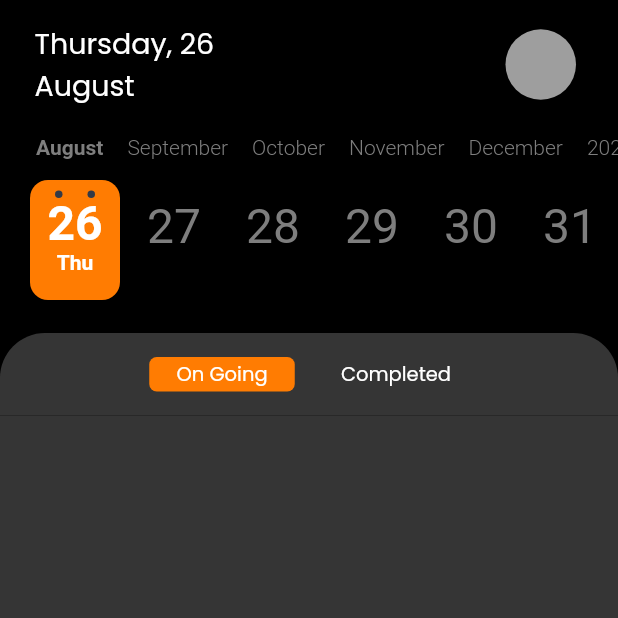
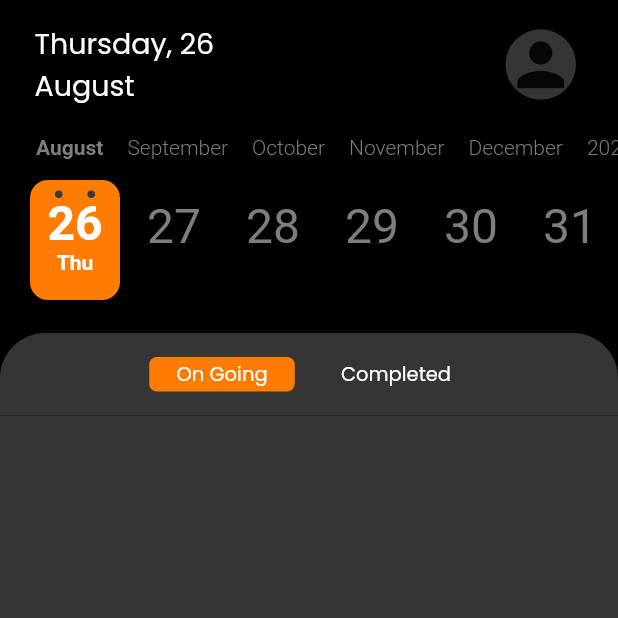
Before and after one commit to ariobramantyo/terature, a Flutter app: the Dashboard screen opened directly, on a phone screen of 412 x 824 dp, the top half of it. Run offline on Flutter 3.47's test engine with Material 2 defaults, Android fonts, the phone set to English and light mode, and no system bars; drawn by our look-alikes of calendar_timeline; our stand-ins replace cloud_firestore, firebase_auth, firebase_core, flutter_datetime_picker, flutter_svg, get and 1 more; missing offline and left inert: custom_check_box, flutter_facebook_auth; accounts and stored records are empty.

```diff
--- /dev/null
+++ b/lib/controllers/logged_user_controller.dart
@@ -0,0 +1,14 @@
+import 'package:firebase_auth/firebase_auth.dart';
+import 'package:get/get.dart';
+import 'package:terature/model/user.dart';
+import 'package:terature/services/firestore_service.dart';
+
+class UserController extends GetxController {
+  var loggedUser = UserData().obs;
+
+  @override
+  void onInit() async {
+    FirestoreService.getUserDataFromFirebase(FirebaseAuth.instance.currentUser);
+    super.onInit();
+  }
+}
--- a/lib/model/user.dart
+++ b/lib/model/user.dart
@@ -1,14 +1,10 @@
 class UserData {
-  String name;
-  String email;
-  String no;
-  String imageUrl;
+  String? name;
+  String? email;
+  String? no;
+  String? imageUrl;
 
-  UserData(
-      {required this.name,
-      required this.email,
-      required this.no,
-      this.imageUrl = ''});
+  UserData({this.name, this.email, this.no, this.imageUrl = ''});
 
   Map<String, dynamic> toMap() => {
         'name': this.name,
--- a/lib/screen/dashboard.dart
+++ b/lib/screen/dashboard.dart
@@ -6,6 +6,7 @@ import 'package:custom_check_box/custom_check_box.dart';
 import 'package:get/get.dart';
 import 'package:terature/controllers/calendar_controller.dart';
 import 'package:terature/controllers/dashboard_controller.dart';
+import 'package:terature/controllers/logged_user_controller.dart';
 import 'package:terature/controllers/tab_bar_controller.dart';
 import 'package:terature/model/task.dart';
 import 'package:terature/services/firestore_service.dart';
@@ -24,6 +25,7 @@ class _DashboardState extends State<Dashboard> with TickerProviderStateMixin {
   final dashboardController = Get.put(DashboardController());
   final cldrController = Get.put(CalendarController());
   final tabBarController = Get.put(TabBarController());
+  final userController = Get.find<UserController>();
 
   TextStyle textStyle = TextStyle(
       fontFamily: 'Poppins', fontSize: 19, fontWeight: FontWeight.w500);
@@ -96,14 +98,29 @@ class _DashboardState extends State<Dashboard> with TickerProviderStateMixin {
                         fontWeight: FontWeight.w500,
                         color: Colors.white),
                   ),
-                  Container(
+                  Obx(() => Container(
                         height: 47,
                         width: 47,
                         decoration: BoxDecoration(
                           shape: BoxShape.circle,
-                      color: Colors.grey,
+                          color: Color(0xff353535),
+                        ),
+                        child: userController.loggedUser.value.imageUrl == ''
+                            ? Align(
+                                alignment: Alignment.bottomCenter,
+                                child: Icon(
+                                  Icons.person,
+                                  size: 47,
                                 ),
                               )
+                            : ClipRRect(
+                                borderRadius: BorderRadius.circular(100),
+                                child: Image.network(
+                                    userController.loggedUser.value.imageUrl ??
+                                        'https://ppa-feui.com/wp-content/uploads/2013/01/nopict-300x300.png',
+                                    fit: BoxFit.fill),
+                              ),
+                      ))
                 ],
               ),
             )),
@@ -123,7 +140,6 @@ class _DashboardState extends State<Dashboard> with TickerProviderStateMixin {
               activeDayColor: Colors.white,
               activeBackgroundDayColor: Color(0xffFF7C02),
               dotsColor: Color(0xFF333A47),
-              // selectableDayPredicate: (date) => date.day != 23,
               locale: 'en_ISO',
             ),
 
--- a/lib/screen/home_screen.dart
+++ b/lib/screen/home_screen.dart
@@ -12,6 +12,7 @@ class HomeScreen extends StatelessWidget {
   HomeScreen({Key? key, required this.user}) : super(key: key);
 
   final PageStorageBucket bucket = PageStorageBucket();
+
   final navController = Get.put(NavBarController());
 
   List screens = [
--- a/lib/screen/login_screen.dart
+++ b/lib/screen/login_screen.dart
@@ -3,6 +3,7 @@ import 'package:flutter/material.dart';
 import 'package:flutter_svg/flutter_svg.dart';
 import 'package:terature/screen/sign_up_screen.dart';
 import 'package:terature/services/auth_service.dart';
+import 'package:terature/services/firestore_service.dart';
 
 class LoginScreen extends StatefulWidget {
   const LoginScreen({Key? key}) : super(key: key);
@@ -259,7 +260,9 @@ class _LoginScreenState extends State<LoginScreen> {
               if (_key.currentState!.validate()) {
                 try {
                   await AuthService.signIn(
-                      _emailController.text, _passwordController.text);
+                          _emailController.text, _passwordController.text)
+                      .then((value) =>
+                          FirestoreService.addUserDataToFirestore(value));
                 } on FirebaseAuthException catch (e) {
                   if (e.code == 'wrong-password') {
                     showDialog(
--- a/lib/services/auth_service.dart
+++ b/lib/services/auth_service.dart
@@ -2,6 +2,7 @@ import 'package:firebase_auth/firebase_auth.dart';
 import 'package:flutter/material.dart';
 import 'package:flutter_facebook_auth/flutter_facebook_auth.dart';
 import 'package:google_sign_in/google_sign_in.dart';
+import 'package:terature/services/firestore_service.dart';
 
 class AuthService {
   static FirebaseAuth _auth = FirebaseAuth.instance;
@@ -45,6 +46,8 @@ class AuthService {
 
         UserCredential userCredential =
             await _auth.signInWithCredential(authCredential);
+
+        await FirestoreService.addUserDataToFirestore(userCredential.user);
       }
     } on FirebaseAuthException catch (e) {
       if (e.code == 'account-exists-with-different-credential') {
@@ -94,6 +97,8 @@ class AuthService {
 
         UserCredential userCredential =
             await _auth.signInWithCredential(authCredential);
+
+        await FirestoreService.addUserDataToFirestore(userCredential.user);
       }
     } on FirebaseAuthException catch (e) {
       if (e.code == 'account-exists-with-different-credential') {
--- a/lib/services/firestore_service.dart
+++ b/lib/services/firestore_service.dart
@@ -1,11 +1,12 @@
 import 'package:cloud_firestore/cloud_firestore.dart';
 import 'package:firebase_auth/firebase_auth.dart';
-import 'package:firebase_core/firebase_core.dart';
-import 'package:flutter/cupertino.dart';
 import 'package:flutter/material.dart';
 import 'package:get/get.dart';
+import 'package:terature/controllers/logged_user_controller.dart';
 import 'package:terature/model/task.dart';
 import 'package:terature/model/user.dart';
+
+final userController = Get.find<UserController>();
 
 class FirestoreService {
   static void addTask(User? user, Task task, String docId) {
@@ -52,22 +53,58 @@ class FirestoreService {
         .delete();
   }
 
-  static void addUserDataToFirestore(User? user, UserData userData) {
-    FirebaseFirestore.instance
+  static Future<void> addUserDataToFirestore(User? user,
+      {UserData? userData}) async {
+    final checkUser = await FirebaseFirestore.instance
         .collection('user')
         .doc(user!.uid)
-        .collection('userData')
-        .where('email', isEqualTo: user.email)
-        .get()
-        .then((value) {
-      print('masuk');
-      if (!value.docs.first.exists) {
-        FirebaseFirestore.instance
+        .get();
+
+    if (checkUser.data() == null) {
+      print('user belum dibuat');
+      if (userData != null) {
+        await FirebaseFirestore.instance
             .collection('user')
             .doc(user.uid)
-            .collection('userData')
-            .add(userData.toMap());
+            .set(userData.toMap());
+        print('masuk if');
+      } else {
+        await FirebaseFirestore.instance.collection('user').doc(user.uid).set({
+          'name': user.displayName,
+          'email': user.email,
+          'no': user.phoneNumber ?? '',
+          'imageUrl': user.photoURL ?? '',
+        });
+        print('masuk else');
       }
-    });
+    }
+
+    final currentUser =
+        await FirebaseFirestore.instance.collection('user').doc(user.uid).get();
+
+    final currentUserData = currentUser.data() as Map<String, dynamic>;
+
+    userController.loggedUser.value = UserData(
+        name: currentUserData['name'],
+        email: currentUserData['email'],
+        no: currentUserData['no'],
+        imageUrl: currentUserData['imageUrl']);
+  }
+
+  static Future<void> getUserDataFromFirebase(User? user) async {
+    if (user != null) {
+      final currentUser = await FirebaseFirestore.instance
+          .collection('user')
+          .doc(user.uid)
+          .get();
+
+      final currentUserData = currentUser.data() as Map<String, dynamic>;
+
+      userController.loggedUser.value = UserData(
+          name: currentUserData['name'],
+          email: currentUserData['email'],
+          no: currentUserData['no'],
+          imageUrl: currentUserData['imageUrl']);
+    }
   }
 }
```
Also changed, not shown: lib/screen/sign_up_screen.dart (+15 -1 lines), lib/wrapper.dart (+6 -3 lines). Lines whose indentation alone changed are shown as unchanged.
